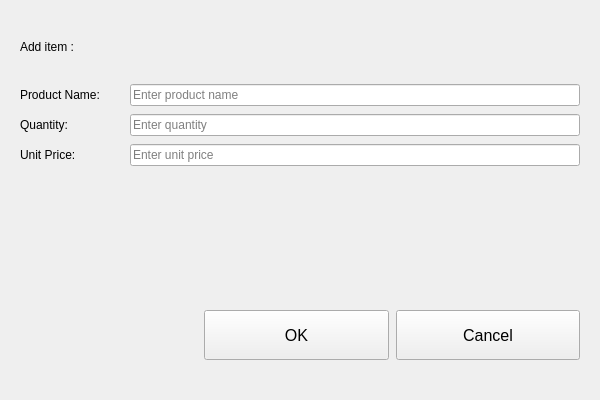
Selvam-T/POS, file Project/ui/manual_entry.ui: the form before one commit.
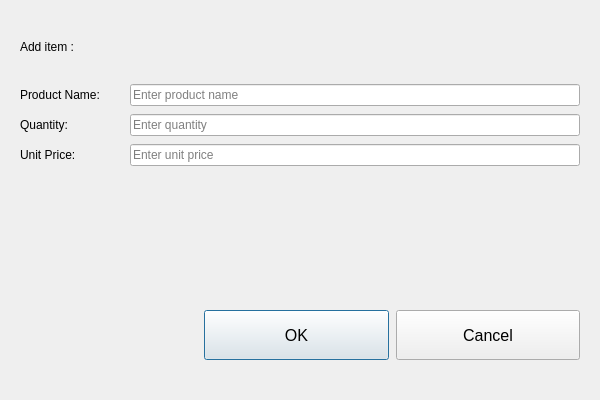
The form after the commit.

Commit message: Add dialog size ratio configuration: dialogs now scale proportionally to maximized main window (0.3-0.7 range) with minimumSize safety floor

Diff of the .ui file:
```diff
--- a/Project/ui/manual_entry.ui
+++ b/Project/ui/manual_entry.ui
@@ -1,7 +1,7 @@
 <?xml version="1.0" encoding="UTF-8"?>
 <ui version="4.0">
  <class>manualEntryDialog</class>
- <widget class="QWidget" name="manualEntryDialog">
+ <widget class="QDialog" name="manualEntryDialog">
   <property name="geometry">
    <rect>
     <x>0</x>
```
The commit also changes 46 other files.
